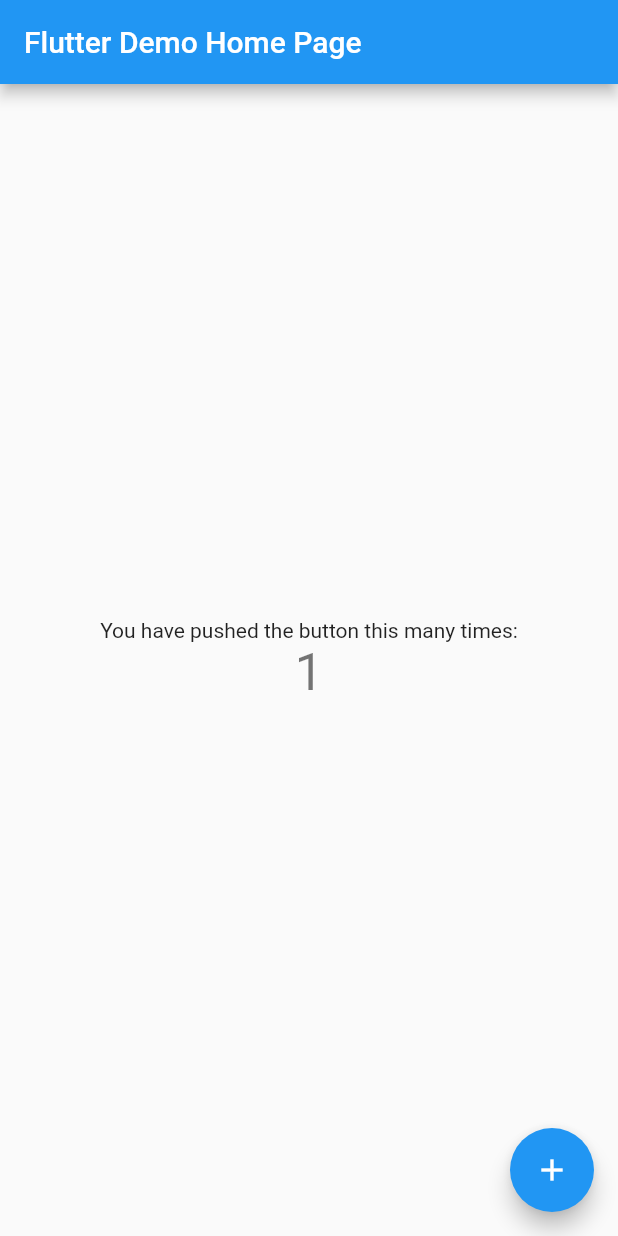
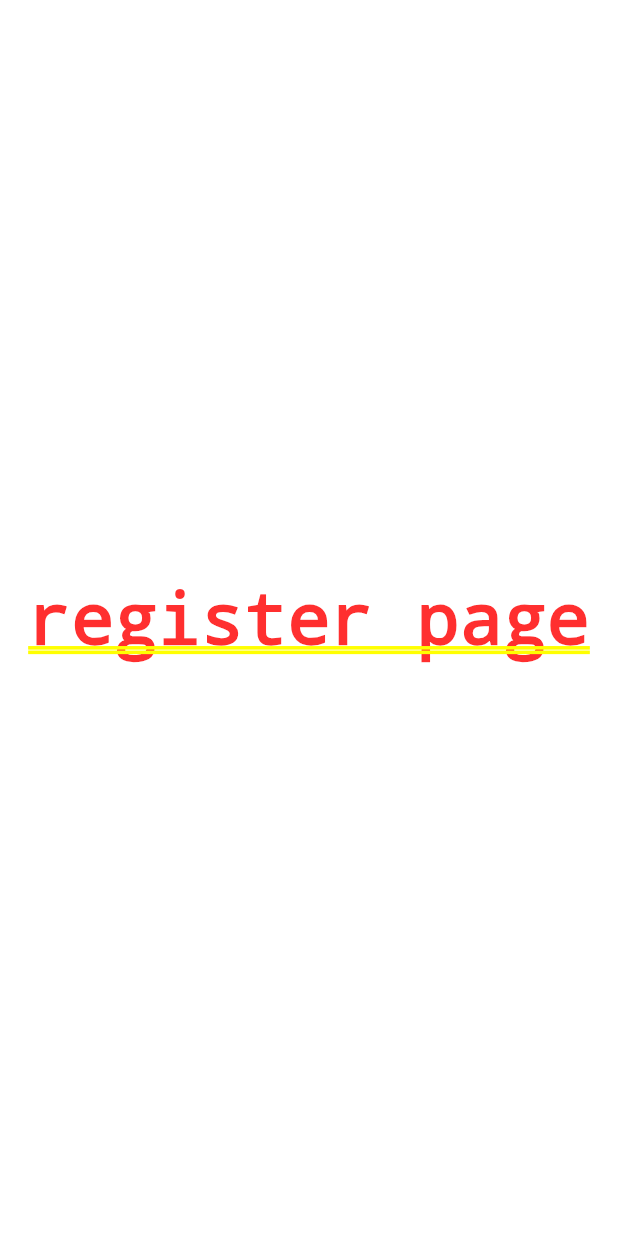
Before and after one commit to Jnpk1/Csc4360-Project-1, a Flutter app: the screen it shows after launch, after a tap on the "add" icon, on a phone screen of 412 x 824 dp. Run offline on Flutter 3.47's test engine with Material 2 defaults, Android fonts, the phone set to English and light mode, and no system bars; our stand-ins replace firebase_core; accounts and stored records are empty.

Commit message:
Added a navigator to the project to move between screens. Added placeholder widgets for pages.

```diff
--- a/lib/main.dart
+++ b/lib/main.dart
@@ -1,7 +1,12 @@
 import 'package:firebase_core/firebase_core.dart';
 import 'package:flutter/material.dart';
 import 'package:memoclub/screens/home.dart';
+import 'package:memoclub/screens/profile.dart';
+import 'package:memoclub/screens/register.dart';
+import 'package:memoclub/screens/settings.dart';
+import 'package:memoclub/screens/sign_in.dart';
 import 'package:memoclub/shared/loading.dart';
+import 'package:provider/provider.dart';
 
 void main() {
   // This needs to be called before any Firebase services can be used
@@ -54,13 +59,22 @@ class _AppToInitializeFirebaseState extends State<AppToInitializeFirebase> {
 class MyApp extends StatelessWidget {
   @override
   Widget build(BuildContext context) {
+    return MaterialApp(
+        title: 'MemoClub',
+        theme: ThemeData(
+          primarySwatch: Colors.blue,
+        ),
+        home: Home(),
 
-    return MaterialApp(
-      title: 'Flutter Demo',
-      theme: ThemeData(
-        primarySwatch: Colors.blue,
-      ),
-      home: Home(title: 'Flutter Demo Home Page'),
-    );
+        // To navigate to another page enter type the command:
+        // Navigator.pushNamed(context, <ClassWithRouteName>.routeName);
+        // example: Navigator.pushNamed(context, Register.routeName);
+        routes: {
+          Home.routeName: (context) => Home(),
+          SignIn.routeName: (context) => SignIn(),
+          Register.routeName: (context) => Register(),
+          Profile.routeName: (context) => Profile(),
+          Settings.routeName: (context) => Settings(),
+        });
   }
 }
--- a/lib/screens/home.dart
+++ b/lib/screens/home.dart
@@ -1,9 +1,10 @@
 import 'package:flutter/material.dart';
+import 'package:memoclub/screens/register.dart';
+import 'package:memoclub/screens/sign_in.dart';
 
 class Home extends StatefulWidget {
-  Home({Key? key, required this.title}) : super(key: key);
-
-  final String title;
+  Home({Key? key}) : super(key: key);
+  static final String routeName = '/home';
 
   @override
   _MyHomePageState createState() => _MyHomePageState();
@@ -12,17 +13,15 @@ class Home extends StatefulWidget {
 class _MyHomePageState extends State<Home> {
   int _counter = 0;
 
-  void _incrementCounter() {
-    setState(() {
-      _counter++;
-    });
+  void _sendToRegisterPage() {
+    Navigator.pushNamed(context, Register.routeName);
   }
 
   @override
   Widget build(BuildContext context) {
     return Scaffold(
       appBar: AppBar(
-        title: Text(widget.title),
+        title: Text('Home'),
       ),
       body: Center(
         child: Column(
@@ -39,7 +38,7 @@ class _MyHomePageState extends State<Home> {
         ),
       ),
       floatingActionButton: FloatingActionButton(
-        onPressed: _incrementCounter,
+        onPressed: _sendToRegisterPage,
         tooltip: 'Increment',
         child: Icon(Icons.add),
       ),
--- a/lib/screens/register.dart
+++ b/lib/screens/register.dart
@@ -0,0 +1,15 @@
+import 'package:flutter/material.dart';
+
+class Register extends StatefulWidget {
+  const Register({Key? key}) : super(key: key);
+  static final String routeName = '/register';
+  @override
+  _RegisterState createState() => _RegisterState();
+}
+
+class _RegisterState extends State<Register> {
+  @override
+  Widget build(BuildContext context) {
+    return Container(child: Center(child: Text('register page')));
+  }
+}
--- a/pubspec.yaml
+++ b/pubspec.yaml
@@ -31,6 +31,7 @@ dependencies:
   firebase_auth: ^1.4.1
   cloud_firestore: ^2.2.2
   firebase_core: ^1.3.0
+  provider: ^5.0.0
 
 dev_dependencies:
   flutter_test:
```
Also changed, not shown: lib/screens/profile.dart (+20 -0 lines), lib/screens/settings.dart (+19 -0 lines), lib/screens/sign_in.dart (+19 -0 lines), pubspec.lock.
